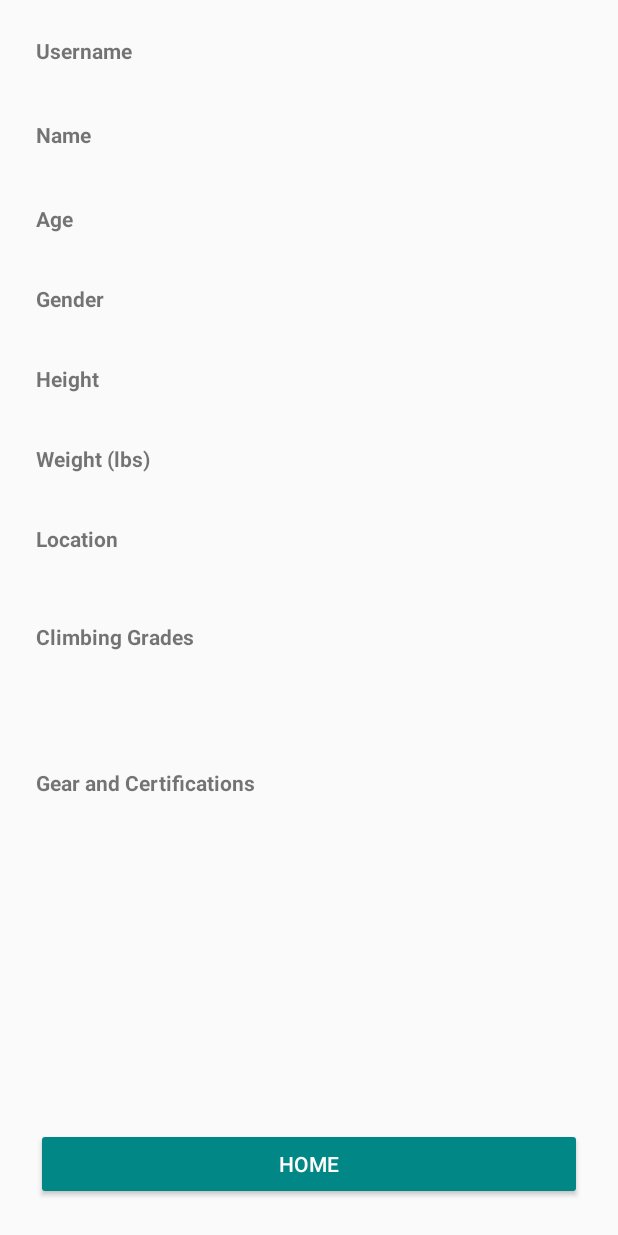
After one commit to aliu1014/cse-5236-betabuddy, an Android app built with Jetpack Compose: the fragment OtherProfileFragment placed in its activity, on a phone screen of 412 x 824 dp. The commit adds this screen. Run offline under Robolectric (Android 15) with nearby library versions, the light colour scheme and no system bars; our stand-ins replace Firebase (no records; nobody signed in at launch, a user with empty details on screens opened directly).

Commit message:
Added OtherProfileFragment to view other user's profile

```diff
--- /dev/null
+++ b/app/src/main/res/layout/fragment_other_profile.xml
@@ -0,0 +1,164 @@
+<?xml version="1.0" encoding="utf-8"?>
+<LinearLayout xmlns:android="http://schemas.android.com/apk/res/android"
+    android:orientation="vertical"
+    android:layout_width="match_parent"
+    android:layout_height="match_parent"
+    android:padding="24dp">
+
+    <ScrollView
+        android:layout_width="match_parent"
+        android:layout_height="0dp"
+        android:layout_weight="1">
+
+        <LinearLayout
+            android:orientation="vertical"
+            android:layout_width="match_parent"
+            android:layout_height="wrap_content">
+
+            <TextView
+                android:layout_width="match_parent"
+                android:layout_height="wrap_content"
+                android:text="Username"
+                android:textStyle="bold" />
+
+            <TextView
+                android:id="@+id/tvUsername"
+                android:layout_width="match_parent"
+                android:layout_height="wrap_content"
+                android:textSize="18sp"
+                android:paddingBottom="12dp" />
+
+            <TextView
+                android:layout_width="match_parent"
+                android:layout_height="wrap_content"
+                android:text="Name"
+                android:textStyle="bold" />
+
+            <TextView
+                android:id="@+id/tvName"
+                android:layout_width="match_parent"
+                android:layout_height="wrap_content"
+                android:textSize="18sp"
+                android:paddingBottom="12dp" />
+
+            <TextView
+                android:layout_width="match_parent"
+                android:layout_height="wrap_content"
+                android:text="Age"
+                android:textStyle="bold" />
+
+            <TextView
+                android:id="@+id/tvAge"
+                android:layout_width="match_parent"
+                android:layout_height="wrap_content"
+                android:textSize="16sp"
+                android:paddingBottom="12dp" />
+
+            <TextView
+                android:layout_width="match_parent"
+                android:layout_height="wrap_content"
+                android:text="Gender"
+                android:textStyle="bold" />
+
+            <TextView
+                android:id="@+id/tvGender"
+                android:layout_width="match_parent"
+                android:layout_height="wrap_content"
+                android:textSize="16sp"
+                android:paddingBottom="12dp" />
+
+            <TextView
+                android:layout_width="match_parent"
+                android:layout_height="wrap_content"
+                android:text="Height"
+                android:textStyle="bold" />
+
+            <TextView
+                android:id="@+id/tvHeight"
+                android:layout_width="match_parent"
+                android:layout_height="wrap_content"
+                android:textSize="16sp"
+                android:paddingBottom="12dp" />
+
+            <TextView
+                android:layout_width="match_parent"
+                android:layout_height="wrap_content"
+                android:text="Weight (lbs)"
+                android:textStyle="bold" />
+
+            <TextView
+                android:id="@+id/tvWeight"
+                android:layout_width="match_parent"
+                android:layout_height="wrap_content"
+                android:textSize="16sp"
+                android:paddingBottom="12dp" />
+
+            <TextView
+                android:layout_width="match_parent"
+                android:layout_height="wrap_content"
+                android:text="Location"
+                android:textStyle="bold" />
+
+            <TextView
+                android:id="@+id/tvLocation"
+                android:layout_width="match_parent"
+                android:layout_height="wrap_content"
+                android:textSize="16sp"
+                android:paddingBottom="12dp" />
+
+            <TextView
+                android:layout_width="match_parent"
+                android:layout_height="wrap_content"
+                android:text="Climbing Grades"
+                android:textStyle="bold"
+                android:paddingTop="12dp" />
+
+            <TextView
+                android:id="@+id/tvTopRope"
+                android:layout_width="match_parent"
+                android:layout_height="wrap_content"
+                android:textSize="16sp" />
+
+            <TextView
+                android:id="@+id/tvBoulder"
+                android:layout_width="match_parent"
+                android:layout_height="wrap_content"
+                android:textSize="16sp" />
+
+            <TextView
+                android:id="@+id/tvLead"
+                android:layout_width="match_parent"
+                android:layout_height="wrap_content"
+                android:textSize="16sp"
+                android:paddingBottom="12dp" />
+
+            <TextView
+                android:layout_width="match_parent"
+                android:layout_height="wrap_content"
+                android:text="Gear and Certifications"
+                android:textStyle="bold" />
+
+            <TextView
+                android:id="@+id/tvGear"
+                android:layout_width="match_parent"
+                android:layout_height="wrap_content"
+                android:textSize="16sp" />
+
+            <TextView
+                android:id="@+id/tvTopCert"
+                android:layout_width="match_parent"
+                android:layout_height="wrap_content"
+                android:textSize="16sp" />
+
+            <TextView
+                android:id="@+id/tvLeadCert"
+                android:layout_width="match_parent"
+                android:layout_height="wrap_content"
+                android:textSize="16sp" />
+
+        </LinearLayout>
+    </ScrollView>
+
+    <include layout="@layout/include_home_button" />
+
+</LinearLayout>
```
Also changed, not shown: app/src/main/java/com/example/betabuddy/friends/FindFriendsFragment.kt (+19 -2 lines), app/src/main/java/com/example/betabuddy/profile/OtherProfileFragment.kt (added, +70 -0 lines), app/src/main/java/com/example/betabuddy/profile/ProfileRepository.kt (+10 -0 lines), app/src/main/res/layout/fragment_find_friends.xml (+34 -14 lines), app/src/main/res/values/strings.xml (+20 -0 lines).
